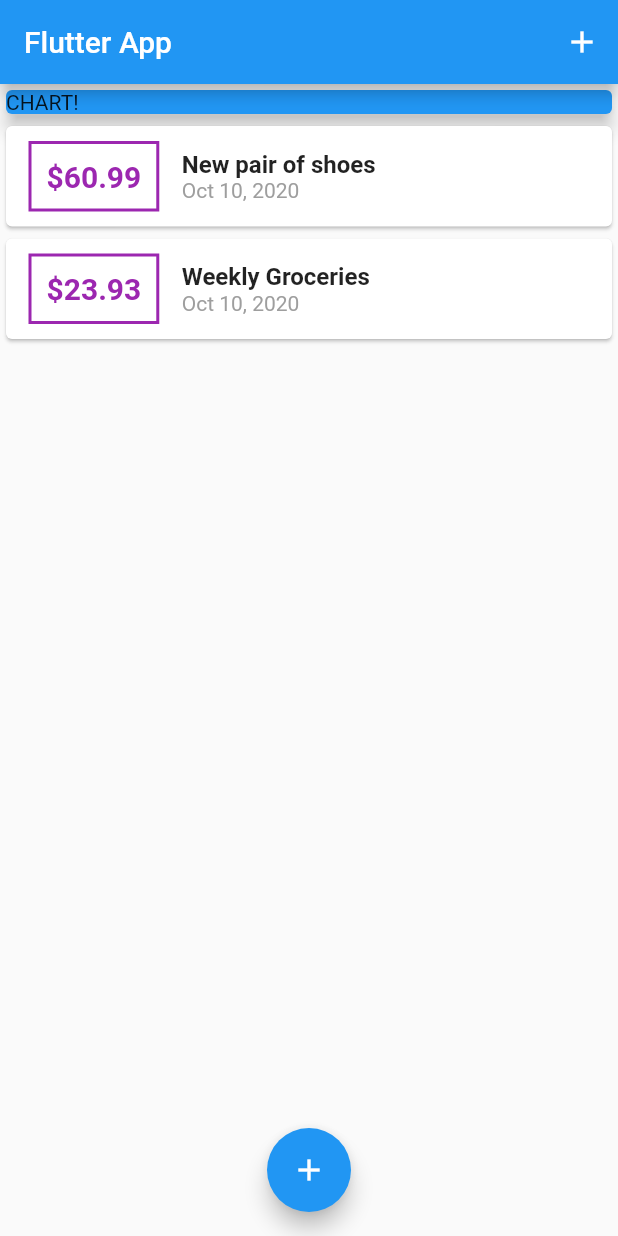
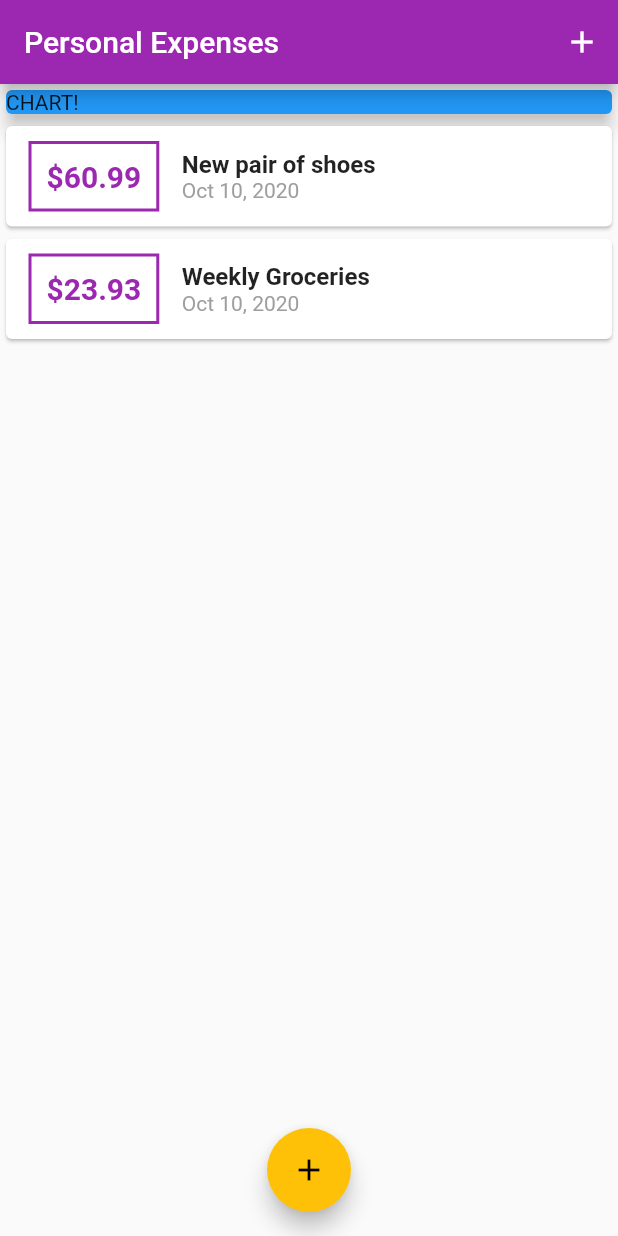
Before and after one commit to FlorianFeka/flutterUdemy, a Flutter app: the screen it shows after launch, on a phone screen of 412 x 824 dp. Run offline on Flutter 3.47's test engine with Material 2 defaults, Android fonts, the phone set to English and light mode, and no system bars.

Commit message:
94. Configuring & Using Themes

```diff
--- a/personal_expenses_app/lib/main.dart
+++ b/personal_expenses_app/lib/main.dart
@@ -12,10 +12,10 @@ class MyApp extends StatelessWidget {
   @override
   Widget build(BuildContext context) {
     return MaterialApp(
-      title: 'Flutter Demo',
+      title: 'Personal Expenses',
       theme: ThemeData(
-        primarySwatch: Colors.blue,
-        visualDensity: VisualDensity.adaptivePlatformDensity,
+        primarySwatch: Colors.purple,
+        accentColor: Colors.amber,
       ),
       home: MyHomePage(),
     );
@@ -69,7 +69,7 @@ class _MyHomePageState extends State<MyHomePage> {
   Widget build(BuildContext context) {
     return Scaffold(
       appBar: AppBar(
-        title: Text('Flutter App'),
+        title: Text('Personal Expenses'),
         actions: <Widget>[
           IconButton(
             icon: Icon(Icons.add),
--- a/personal_expenses_app/lib/widgets/transaction_list.dart
+++ b/personal_expenses_app/lib/widgets/transaction_list.dart
@@ -22,7 +22,7 @@ class TransactionList extends StatelessWidget {
                   margin: EdgeInsets.symmetric(vertical: 10, horizontal: 15),
                   decoration: BoxDecoration(
                       border: Border.all(
-                    color: Colors.purple,
+                    color: Theme.of(context).primaryColor,
                     width: 2,
                   )),
                   padding: EdgeInsets.all(10),
@@ -31,7 +31,7 @@ class TransactionList extends StatelessWidget {
                     style: TextStyle(
                       fontWeight: FontWeight.bold,
                       fontSize: 20,
-                      color: Colors.purple,
+                      color: Theme.of(context).primaryColor,
                     ),
                   ),
                 ),
```
